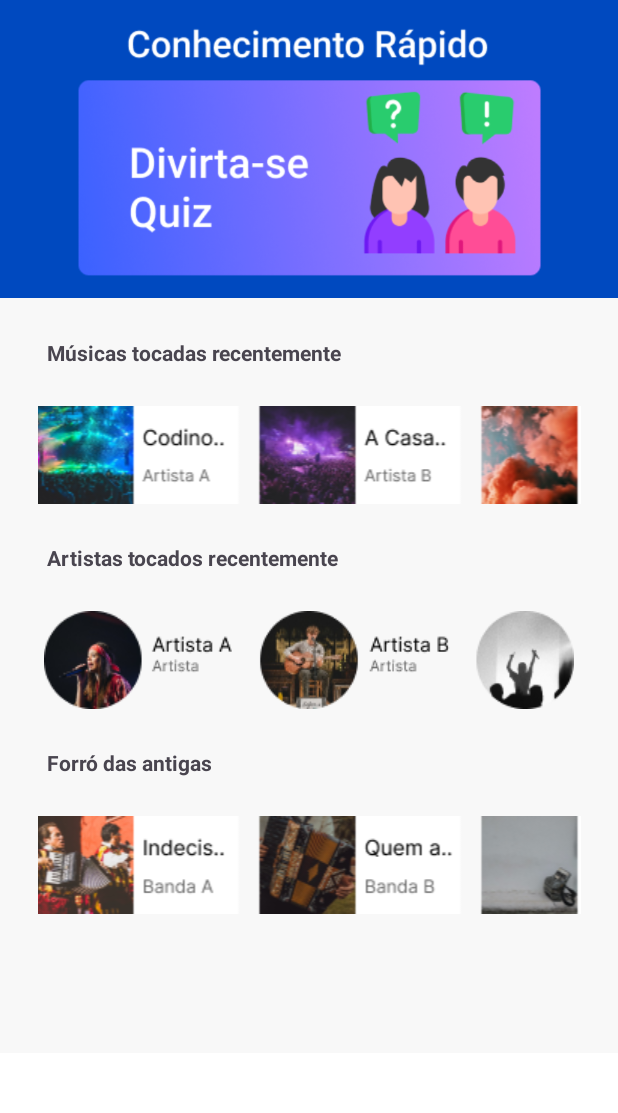
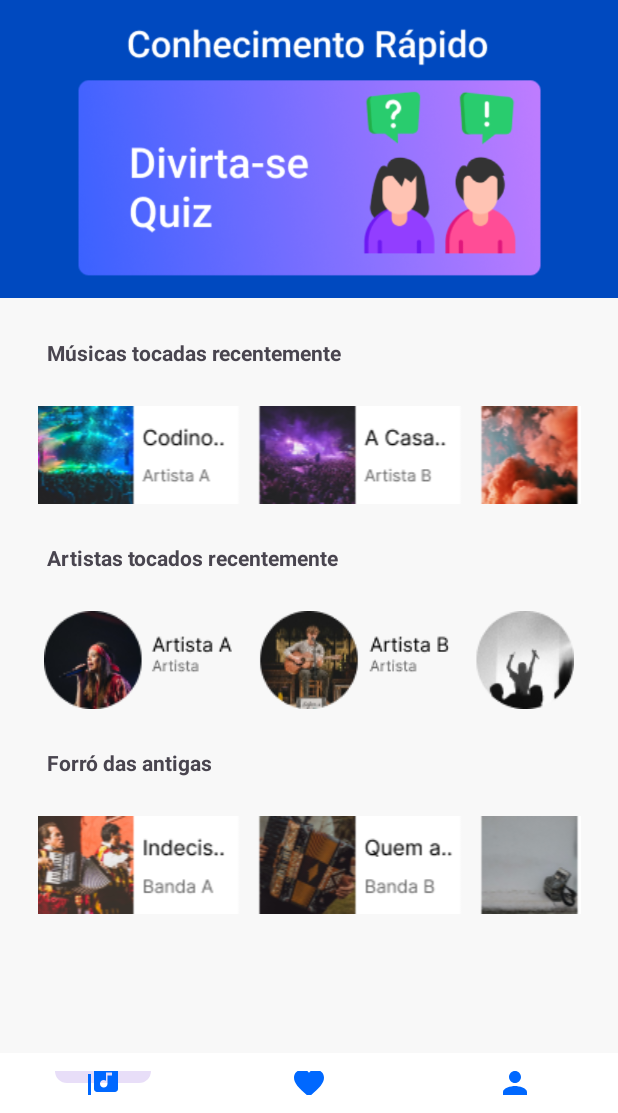
Before and after one commit to JuanHenriq/ichords, an Android app: the HomeActivity screen opened directly, with no data from a screen before it, on a phone screen of 412 x 824 dp, the part 123-1236 px from its top. Run offline under Robolectric (Android 15) with nearby library versions, the phone set to English and light mode, and no system bars.

Commit message:
Projeto Atualizado 20/11

```diff
--- /dev/null
+++ b/app/src/main/java/com/example/ichords/FavoritosActivity.kt
@@ -0,0 +1,4 @@
+package com.example.ichords
+
+class FavoritosActivity {
+}
--- a/app/src/main/java/com/example/ichords/HomeActivity.kt
+++ b/app/src/main/java/com/example/ichords/HomeActivity.kt
@@ -41,7 +41,7 @@ class HomeActivity : AppCompatActivity() {
                 }
                 R.id.menu_favorites -> {
 
-                   // startActivity(Intent(this, FavoritosActivity::class.java))
+                   //startActivity(Intent(this, FavoritosActivity::class.java))
                     true
                 }
                 R.id.menu_profile -> {
--- /dev/null
+++ b/app/src/main/res/drawable/baseline_close_24.xml
@@ -0,0 +1,5 @@
+<vector android:height="24dp" android:tint="#000000"
+    android:viewportHeight="24" android:viewportWidth="24"
+    android:width="24dp" xmlns:android="http://schemas.android.com/apk/res/android">
+    <path android:fillColor="@android:color/white" android:pathData="M19,6.41L17.59,5 12,10.59 6.41,5 5,6.41 10.59,12 5,17.59 6.41,19 12,13.41 17.59,19 19,17.59 13.41,12z"/>
+</vector>
--- /dev/null
+++ b/app/src/main/res/drawable/baseline_favorite_24.xml
@@ -0,0 +1,5 @@
+<vector android:height="24dp" android:tint="#0068FF"
+    android:viewportHeight="24" android:viewportWidth="24"
+    android:width="24dp" xmlns:android="http://schemas.android.com/apk/res/android">
+    <path android:fillColor="#0068FF" android:pathData="M12,21.35l-1.45,-1.32C5.4,15.36 2,12.28 2,8.5 2,5.42 4.42,3 7.5,3c1.74,0 3.41,0.81 4.5,2.09C13.09,3.81 14.76,3 16.5,3 19.58,3 22,5.42 22,8.5c0,3.78 -3.4,6.86 -8.55,11.54L12,21.35z"/>
+</vector>
--- /dev/null
+++ b/app/src/main/res/drawable/baseline_library_music_24.xml
@@ -0,0 +1,5 @@
+<vector android:height="24dp" android:tint="#0068FF"
+    android:viewportHeight="24" android:viewportWidth="24"
+    android:width="24dp" xmlns:android="http://schemas.android.com/apk/res/android">
+    <path android:fillColor="#0068FF" android:pathData="M20,2L8,2c-1.1,0 -2,0.9 -2,2v12c0,1.1 0.9,2 2,2h12c1.1,0 2,-0.9 2,-2L22,4c0,-1.1 -0.9,-2 -2,-2zM18,7h-3v5.5c0,1.38 -1.12,2.5 -2.5,2.5S10,13.88 10,12.5s1.12,-2.5 2.5,-2.5c0.57,0 1.08,0.19 1.5,0.51L14,5h4v2zM4,6L2,6v14c0,1.1 0.9,2 2,2h14v-2L4,20L4,6z"/>
+</vector>
--- /dev/null
+++ b/app/src/main/res/drawable/baseline_person_24.xml
@@ -0,0 +1,5 @@
+<vector android:height="24dp" android:tint="#0068FF"
+    android:viewportHeight="24" android:viewportWidth="24"
+    android:width="24dp" xmlns:android="http://schemas.android.com/apk/res/android">
+    <path android:fillColor="#0068FF" android:pathData="M12,12c2.21,0 4,-1.79 4,-4s-1.79,-4 -4,-4 -4,1.79 -4,4 1.79,4 4,4zM12,14c-2.67,0 -8,1.34 -8,4v2h16v-2c0,-2.66 -5.33,-4 -8,-4z"/>
+</vector>
--- /dev/null
+++ b/app/src/main/res/menu/bottom_navigation_menu.xml
@@ -0,0 +1,18 @@
+<?xml version="1.0" encoding="utf-8"?>
+<menu xmlns:android="http://schemas.android.com/apk/res/android">
+    <item
+        android:title="Home"
+        android:id="@+id/menu_home"
+        android:icon="@drawable/baseline_library_music_24"
+        />
+
+    <item
+        android:title="Favoritos"
+        android:id="@+id/menu_favorites"
+        android:icon="@drawable/baseline_favorite_24" />
+
+    <item
+        android:title="Perfil"
+        android:id="@+id/menu_profile"
+        android:icon="@drawable/baseline_person_24" />
+</menu>
```
Also changed, not shown: app/src/main/java/com/example/ichords/QuizActivity.kt (+7 -0 lines), app/src/main/java/com/example/ichords/ResultActivity.kt (+13 -6 lines), app/src/main/res/layout/activity_result.xml (+35 -12 lines), app/src/main/res/drawable/photo_profile.png (added), app/src/main/res/drawable/star.png (added).
